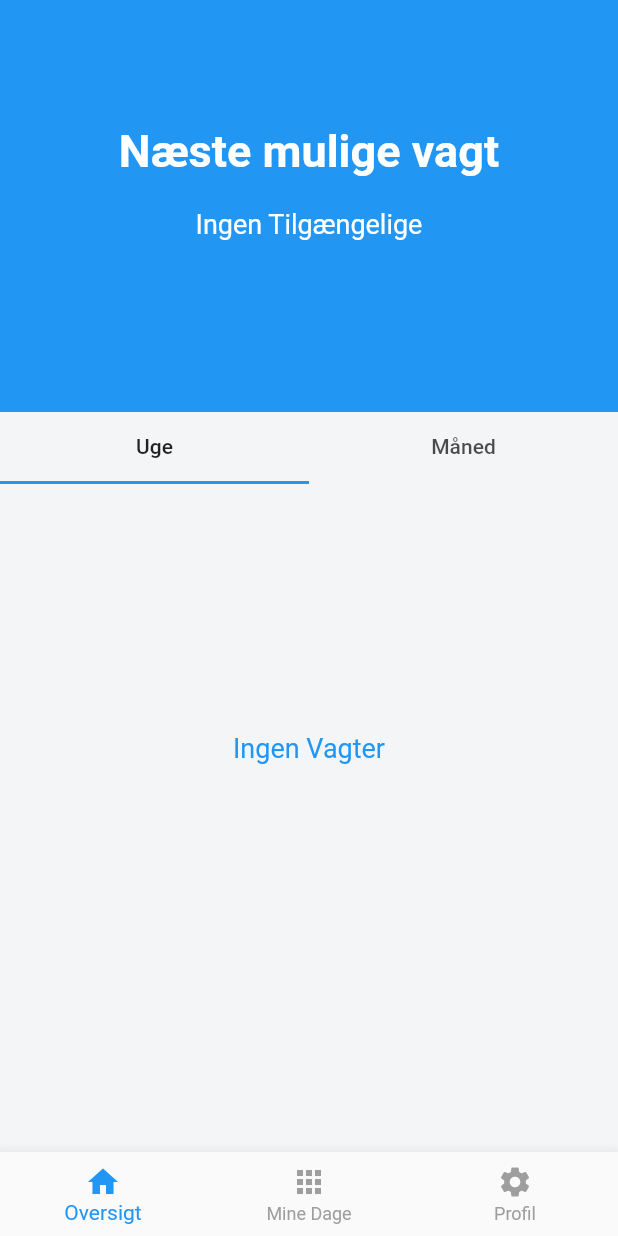
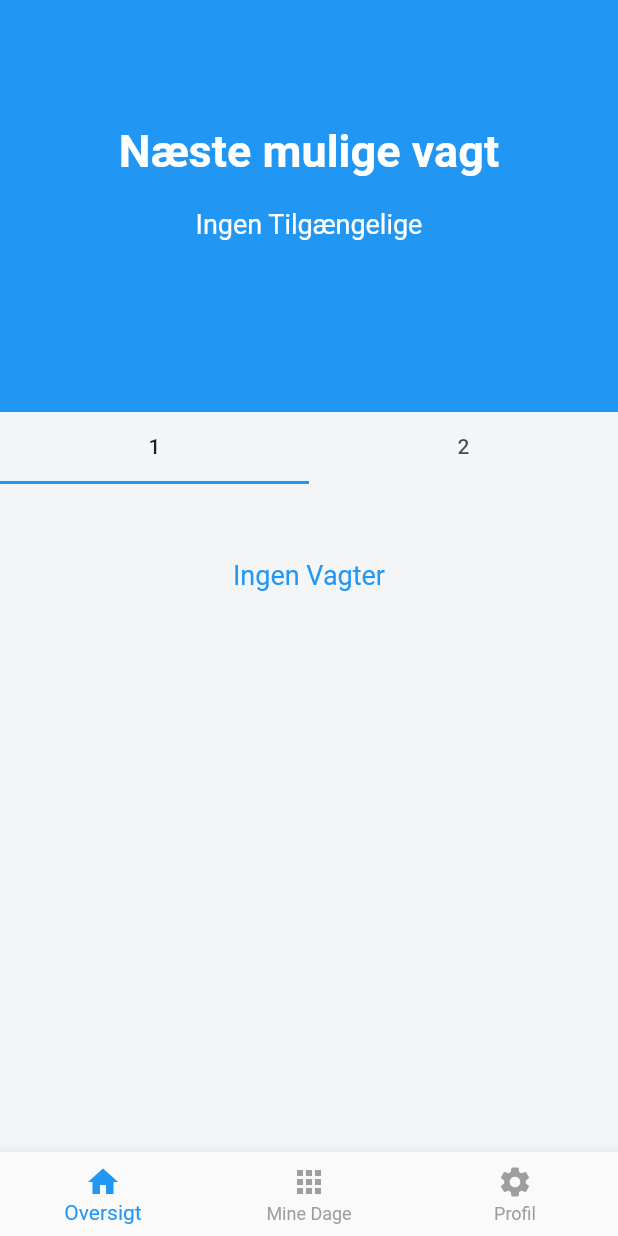
Before and after one commit to ammarOdin/odinvikar, a Flutter app: the screen it shows after launch, on a phone screen of 412 x 824 dp. Run offline on Flutter 3.47's test engine with Material 2 defaults, Android fonts, the phone set to English and light mode, and no system bars; our stand-ins replace cloud_firestore, firebase_core, sliding_sheet, table_calendar; missing offline and left inert: week_of_year; accounts and stored records are empty.

```diff
--- a/lib/main_screens/home_screen.dart
+++ b/lib/main_screens/home_screen.dart
@@ -1,4 +1,5 @@
 import 'package:cloud_firestore/cloud_firestore.dart';
+import 'package:flutter/foundation.dart';
 import 'package:flutter/material.dart';
 import 'package:week_of_year/week_of_year.dart';
 
@@ -10,9 +11,28 @@ class HomeScreen extends StatefulWidget {
   _State createState() => _State();
 }
 
-class _State extends State<HomeScreen> {
+class _State extends State<HomeScreen> with TickerProviderStateMixin {
 
   get shift => FirebaseFirestore.instance.collection('shift').orderBy('date', descending: false);
+  late TabController _controller;
+
+
+  @override
+  void initState() {
+    _controller = TabController(length: 2, vsync: this);
+    _controller.addListener((){
+      /*if (kDebugMode) {
+        print('my index is '+ _controller.index.toString());
+      }*/
+    });
+    super.initState();
+  }
+
+  @override
+  void dispose() {
+    _controller.dispose();
+    super.dispose();
+  }
 
   @override
   Widget build(BuildContext context) {
@@ -61,20 +81,11 @@ class _State extends State<HomeScreen> {
           ),
         ),
 
-        SizedBox(
-          height: 400,
-          width: MediaQuery.of(context).size.width,
-          child: DefaultTabController(length: 2, initialIndex: 0, child: Scaffold(appBar: const TabBar(tabs: <Widget> [
-            Tab(
-              text: "Uge",
-            ),
-            Tab(
-              text: "Måned",
-            ),
-          ],),
-          body: TabBarView(
-            children: <Widget>[
-                  StreamBuilder(
+        TabBar(controller: _controller, tabs: const [Tab(text: "1",), Tab(text: "2",)]),
+
+        Container(
+          padding: const EdgeInsets.all(50),
+          child: StreamBuilder(
               stream: shift.snapshots() ,
               builder: (BuildContext context, AsyncSnapshot<QuerySnapshot> snapshot){
                 if (!snapshot.hasData){
@@ -85,6 +96,7 @@ class _State extends State<HomeScreen> {
                     style: TextStyle(color: Colors.blue, fontSize: 18),
                   ),);
                 }
+                if (_controller.index == 0){
                   return Column(
                     children: snapshot.data!.docs.map((document){
                       if (document['week'] == DateTime.now().weekOfYear) {
@@ -94,19 +106,7 @@ class _State extends State<HomeScreen> {
                       }
                     }).toList(),
                   );
-
-                      }),
-                  StreamBuilder(
-                      stream: shift.snapshots() ,
-                      builder: (BuildContext context, AsyncSnapshot<QuerySnapshot> snapshot){
-                        if (!snapshot.hasData){
-                          return const Center(child: CircularProgressIndicator(),);
-                        }else if (snapshot.data!.docs.isEmpty){
-                          return const Center(child: Text(
-                            "Ingen Vagter",
-                            style: TextStyle(color: Colors.blue, fontSize: 18),
-                          ),);
-                        }
+                } else if (_controller.index == 1){
                   return Column(
                     children: snapshot.data!.docs.map((document){
                       if (document['month'] == DateTime.now().month) {
@@ -116,19 +116,12 @@ class _State extends State<HomeScreen> {
                       }
                     }).toList(),
                   );
+                } else {
+                  return Container();
+                }
 
               }),
-                ],
-          ),)),
         ),
-
-        /*Row(
-          children: [
-            Container(padding: const EdgeInsets.only(top: 10, bottom: 10, left: 10), child: TextButton(style: ElevatedButton.styleFrom(shadowColor: Colors.blue, primary: Colors.blue) , child: const Text("Denne Uge", style: TextStyle(fontSize: 15, fontWeight: FontWeight.bold, color: Colors.white),), onPressed: () {}, ),),
-            Container(padding: const EdgeInsets.only(top: 10, bottom: 10, left: 10), child: TextButton(style: ElevatedButton.styleFrom(shadowColor: Colors.blue, primary: Colors.blue) , child: const Text("Denne Måned", style: TextStyle(fontSize: 15, fontWeight: FontWeight.bold, color: Colors.white),), onPressed: () {}, ),),
-          ],
-        ),
-        const Divider(thickness: 1, height: 4),*/
       ],
     );
   }
```
Lines whose indentation alone changed are shown as unchanged.
